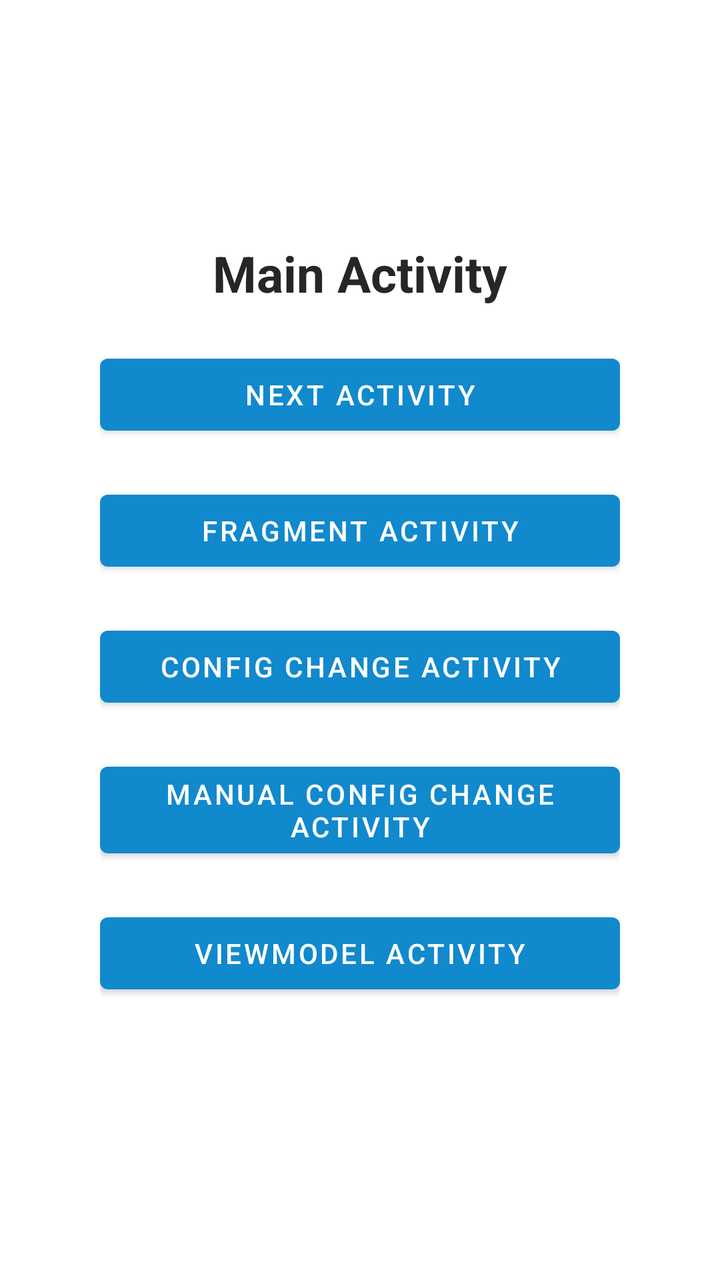
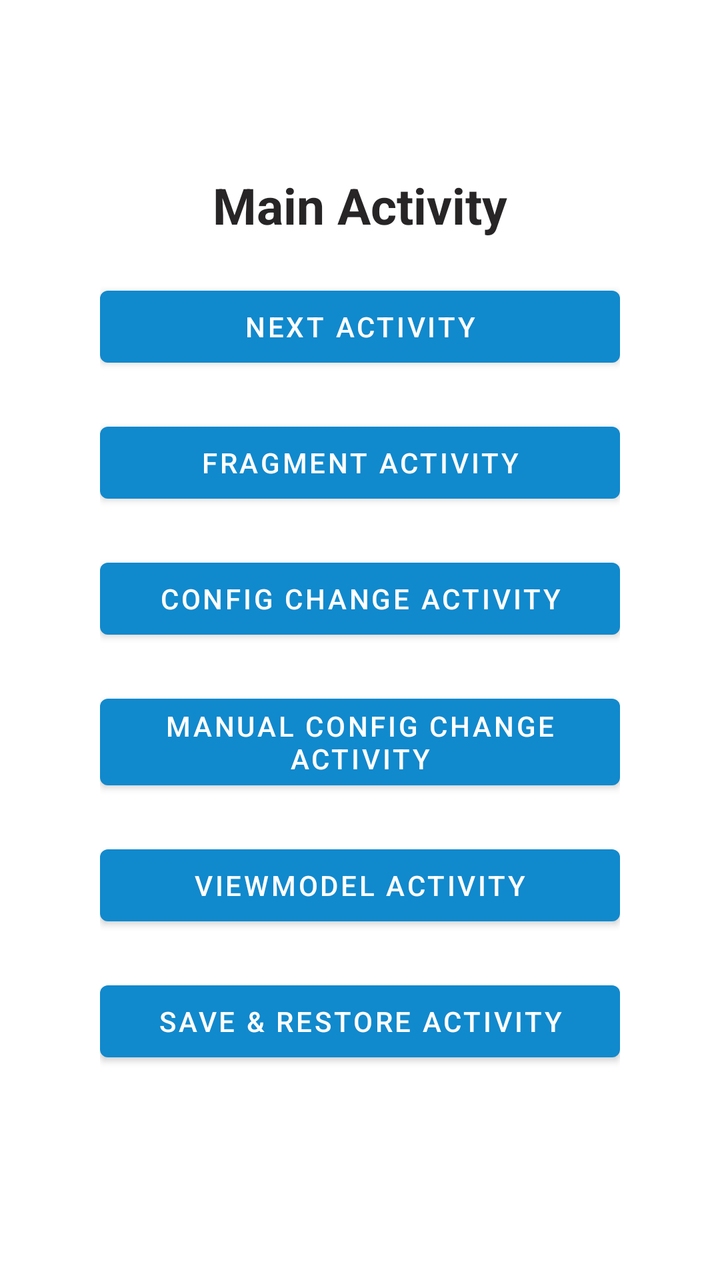

Before-and-after screenshots of an Android layout around one commit, followed by the original layout XML and the change that was made.
<!-- AndroidManifest.xml: application theme Theme.AndroidLifecyclesCourse -->
<!-- res/layout/activity_main.xml -->
<?xml version="1.0" encoding="utf-8"?>
<ScrollView
    xmlns:android="http://schemas.android.com/apk/res/android"
    xmlns:app="http://schemas.android.com/apk/res-auto"
    xmlns:tools="http://schemas.android.com/tools"
    android:layout_width="match_parent"
    android:layout_height="match_parent"
    android:fillViewport="true"
    tools:context=".MainActivity"
    >

    <androidx.constraintlayout.widget.ConstraintLayout
        android:layout_width="match_parent"
        android:layout_height="wrap_content"
        android:paddingVertical="40dp"
        android:paddingHorizontal="50dp">

        <TextView
            android:id="@+id/txtScreenName"
            android:layout_width="wrap_content"
            android:layout_height="wrap_content"
            app:layout_constraintLeft_toLeftOf="parent"
            app:layout_constraintRight_toRightOf="parent"
            app:layout_constraintTop_toTopOf="parent"
            app:layout_constraintBottom_toTopOf="@id/btnNextActivity"
            app:layout_constraintVertical_chainStyle="packed"
            android:layout_marginBottom="20dp"
            style="@style/TextViewScreenName"
            android:text="Main Activity"
            />

        <Button
            android:id="@+id/btnNextActivity"
            android:layout_width="match_parent"
            android:layout_height="wrap_content"
            app:layout_constraintLeft_toLeftOf="parent"
            app:layout_constraintRight_toRightOf="parent"
            app:layout_constraintTop_toBottomOf="@id/txtScreenName"
            app:layout_constraintBottom_toTopOf="@id/btnFragmentActivity"
            android:layout_marginBottom="20dp"
            android:text="Next Activity"
            />

        <Button
            android:id="@+id/btnFragmentActivity"
            android:layout_width="match_parent"
            android:layout_height="wrap_content"
            app:layout_constraintLeft_toLeftOf="parent"
            app:layout_constraintRight_toRightOf="parent"
            app:layout_constraintTop_toBottomOf="@id/btnNextActivity"
            app:layout_constraintBottom_toTopOf="@id/btnConfigChangeActivity"
            android:layout_marginBottom="20dp"
            android:text="Fragment Activity"
            />

        <Button
            android:id="@+id/btnConfigChangeActivity"
            android:layout_width="match_parent"
            android:layout_height="wrap_content"
            app:layout_constraintLeft_toLeftOf="parent"
            app:layout_constraintRight_toRightOf="parent"
            app:layout_constraintTop_toBottomOf="@id/btnFragmentActivity"
            app:layout_constraintBottom_toTopOf="@id/btnManualConfigChangeActivity"
            android:layout_marginBottom="20dp"
            android:text="Config Change Activity"
            />

        <Button
            android:id="@+id/btnManualConfigChangeActivity"
            android:layout_width="match_parent"
            android:layout_height="wrap_content"
            app:layout_constraintLeft_toLeftOf="parent"
            app:layout_constraintRight_toRightOf="parent"
            app:layout_constraintTop_toBottomOf="@id/btnConfigChangeActivity"
            app:layout_constraintBottom_toTopOf="@id/btnViewModelActivity"
            android:layout_marginBottom="20dp"
            android:text="Manual Config Change Activity"
            />

        <Button
            android:id="@+id/btnViewModelActivity"
            android:layout_width="match_parent"
            android:layout_height="wrap_content"
            app:layout_constraintLeft_toLeftOf="parent"
            app:layout_constraintRight_toRightOf="parent"
            app:layout_constraintTop_toBottomOf="@id/btnManualConfigChangeActivity"
            app:layout_constraintBottom_toBottomOf="parent"
            android:layout_marginBottom="20dp"
            android:text="ViewModel Activity"
            />


    </androidx.constraintlayout.widget.ConstraintLayout>

</ScrollView>
<!-- resources referenced by this layout -->
<resources>
  <style name="TextViewScreenName" parent="@android:style/TextAppearance.Widget.TextView">
          <item name="android:textColor">@color/gray_dark</item>
          <item name="android:textSize">25sp</item>
          <item name="android:textStyle">bold</item>
          <item name="android:gravity">center</item>
      </style>
  <style name="Theme.AndroidLifecyclesCourse" parent="Theme.MaterialComponents.DayNight.NoActionBar">
          
          <item name="colorPrimary">@color/primary</item>
          <item name="colorPrimaryVariant">@color/primary_variant</item>
          <item name="colorOnPrimary">@color/white</item>
  
          <item name="colorControlActivated">@color/primary_light</item>
  
  
          
          <item name="android:statusBarColor" tools:targetApi="l">?attr/colorPrimaryVariant</item>
          
      </style>
  <color name="gray_dark">#272525</color>
  <color name="primary">#1189CD</color>
  <color name="primary_variant">#02558A</color>
  <color name="white">#FFFFFFFF</color>
  <color name="primary_light" type="color">#64ABCA</color>
</resources>

<!-- the commit's change to res/layout/activity_main.xml (unified diff, before → after) -->
@@ -84,11 +84,22 @@
             app:layout_constraintLeft_toLeftOf="parent"
             app:layout_constraintRight_toRightOf="parent"
             app:layout_constraintTop_toBottomOf="@id/btnManualConfigChangeActivity"
-            app:layout_constraintBottom_toBottomOf="parent"
+            app:layout_constraintBottom_toTopOf="@id/btnSaveAndRestoreActivity"
             android:layout_marginBottom="20dp"
             android:text="ViewModel Activity"
             />
 
+        <Button
+            android:id="@+id/btnSaveAndRestoreActivity"
+            android:layout_width="match_parent"
+            android:layout_height="wrap_content"
+            app:layout_constraintLeft_toLeftOf="parent"
+            app:layout_constraintRight_toRightOf="parent"
+            app:layout_constraintTop_toBottomOf="@id/btnViewModelActivity"
+            app:layout_constraintBottom_toBottomOf="parent"
+            android:layout_marginBottom="20dp"
+            android:text="Save &amp; Restore Activity"
+            />
 
     </androidx.constraintlayout.widget.ConstraintLayout>
 
